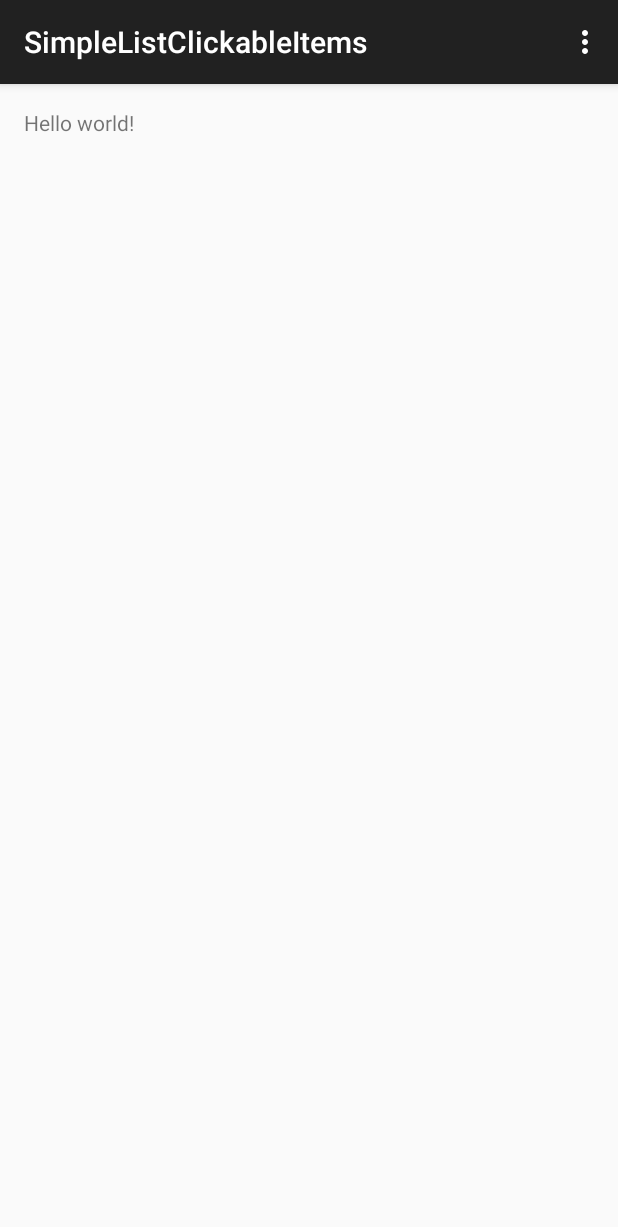
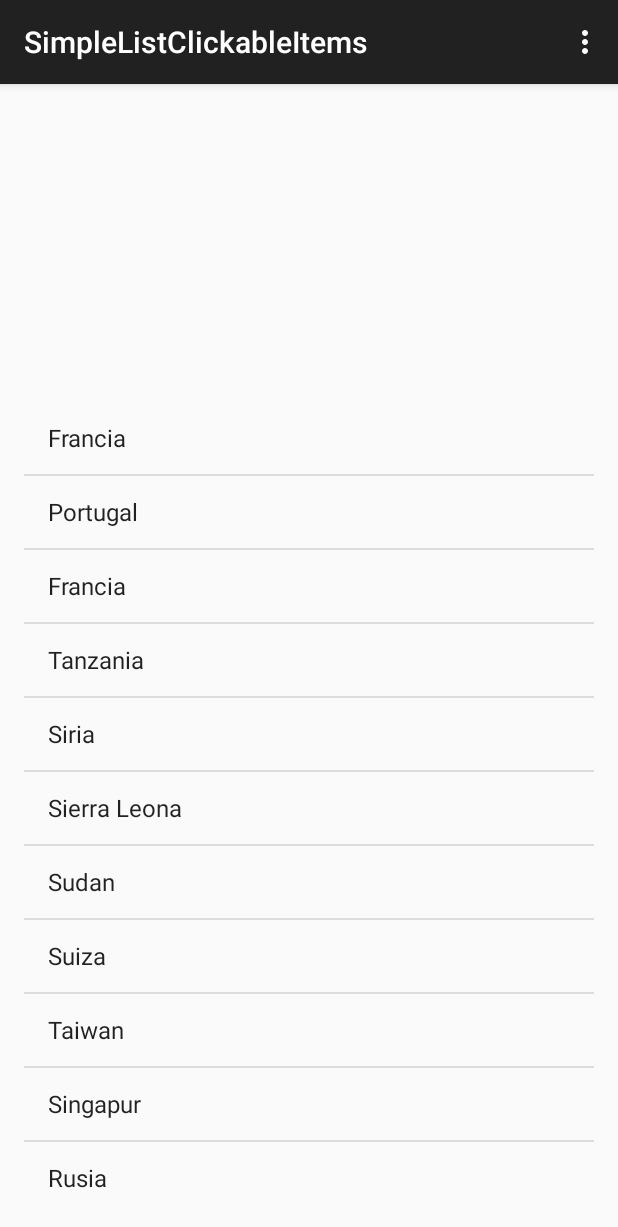
Before and after one commit to misuher/Android-Learn, an Android app: the screen it shows after launch (MainActivity), on a phone screen of 412 x 824 dp. Shown: the top 1227 px of the screen. Run offline under Robolectric (Android 15) with nearby library versions, the phone set to English and light mode, and no system bars.

Commit message:
added list view, doest detect click events yet

```diff
--- a/SimpleListClickableItems/app/src/main/java/com/example/meser/simplelistclickableitems/MainActivity.java
+++ b/SimpleListClickableItems/app/src/main/java/com/example/meser/simplelistclickableitems/MainActivity.java
@@ -4,14 +4,28 @@ import android.support.v7.app.ActionBarActivity;
 import android.os.Bundle;
 import android.view.Menu;
 import android.view.MenuItem;
+import android.widget.ArrayAdapter;
+import android.widget.ListView;
 
 
 public class MainActivity extends ActionBarActivity {
+
+    private String[] paises;
+    private ListView lista;
 
     @Override
     protected void onCreate(Bundle savedInstanceState) {
         super.onCreate(savedInstanceState);
         setContentView(R.layout.activity_main);
+
+        paises = getResources().getStringArray(R.array.paises);
+        ArrayAdapter<String> adapter = new ArrayAdapter<String>(
+                this,
+                android.R.layout.simple_list_item_1,
+                paises
+        );
+        lista = (ListView)findViewById(R.id.lista);
+        lista.setAdapter(adapter);
     }
 
     @Override
--- a/SimpleListClickableItems/app/src/main/res/layout/activity_main.xml
+++ b/SimpleListClickableItems/app/src/main/res/layout/activity_main.xml
@@ -5,7 +5,12 @@
     android:paddingTop="@dimen/activity_vertical_margin"
     android:paddingBottom="@dimen/activity_vertical_margin" tools:context=".MainActivity">
 
-    <TextView android:text="@string/hello_world" android:layout_width="wrap_content"
-        android:layout_height="wrap_content" />
-
+    <ListView
+        android:layout_width="wrap_content"
+        android:layout_height="wrap_content"
+        android:id="@+id/lista"
+        android:layout_alignParentTop="true"
+        android:layout_alignParentRight="true"
+        android:layout_alignParentEnd="true"
+        android:layout_marginTop="196dp" />
 </RelativeLayout>
--- a/SimpleListClickableItems/app/src/main/res/values/strings.xml
+++ b/SimpleListClickableItems/app/src/main/res/values/strings.xml
@@ -3,4 +3,21 @@
 
     <string name="hello_world">Hello world!</string>
     <string name="action_settings">Settings</string>
+
+    <string-array name="paises">
+        <item>Francia</item>
+        <item>Portugal</item>
+        <item>Francia</item>
+        <item>Tanzania</item>
+        <item>Siria</item>
+        <item>Sierra Leona</item>
+        <item>Sudan</item>
+        <item>Suiza</item>
+        <item>Taiwan</item>
+        <item>Singapur</item>
+        <item>Rusia</item>
+        <item>Rumania</item>
+        <item>Ruanda</item>
+        <item>Hungria</item>
+    </string-array>
 </resources>
```
